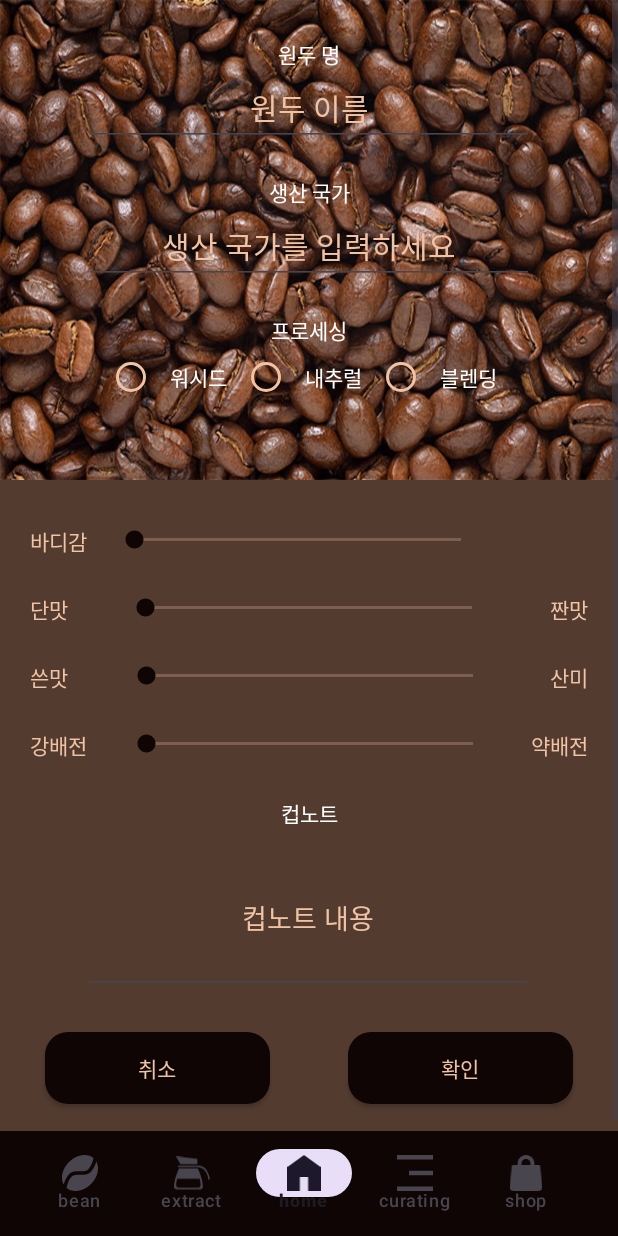
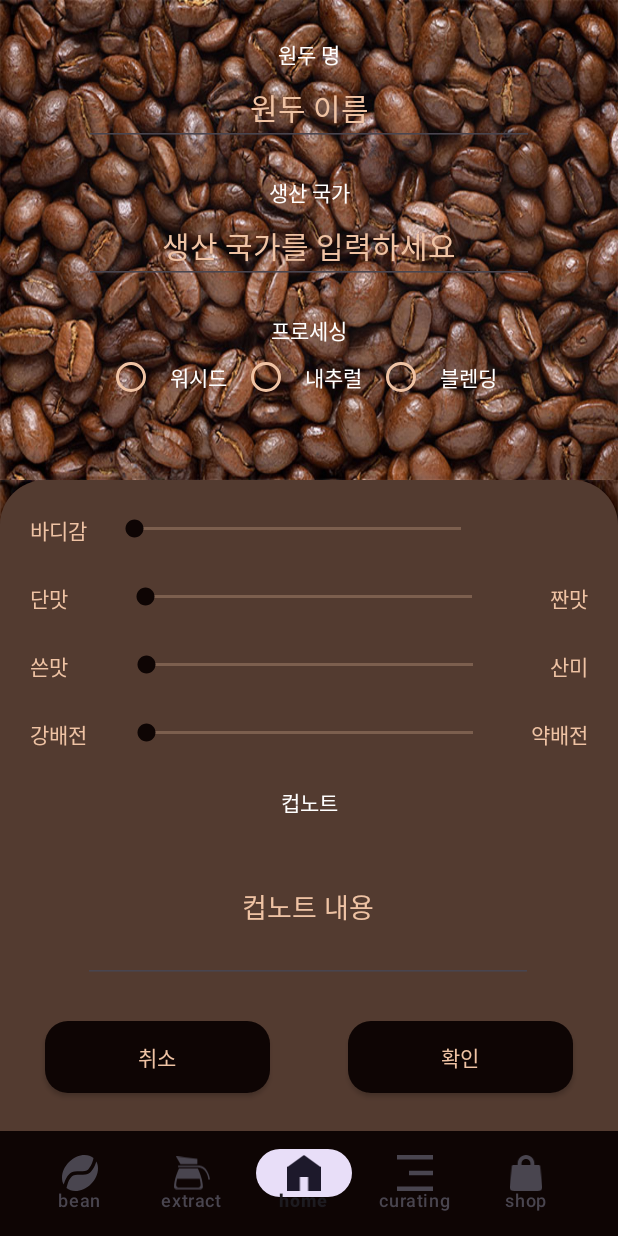
Before and after one commit to 2023-MobileProgramming/HomeRista, an Android app: the fragment BeanEditFragment placed in its activity, on a phone screen of 412 x 824 dp. Run offline under Robolectric (Android 15) with nearby library versions, the phone set to English and light mode, and no system bars; our stand-ins replace androidx.preference.

Commit message:
bean_edit 꽉 안차는 문제 해결

```diff
--- a/app/src/main/res/layout/fragment_bean_edit.xml
+++ b/app/src/main/res/layout/fragment_bean_edit.xml
@@ -4,7 +4,7 @@
     xmlns:tools="http://schemas.android.com/tools"
     android:layout_width="match_parent"
     android:layout_height="match_parent"
-    android:layout_weight="1">
+    android:fillViewport="true">
 
     <LinearLayout
         android:layout_width="match_parent"
@@ -131,7 +131,8 @@
 
         <FrameLayout
             android:layout_width="match_parent"
-            android:layout_height="match_parent">
+            android:layout_height="match_parent"
+            android:background="@drawable/bean_image">
 
             <androidx.constraintlayout.widget.ConstraintLayout
                 android:layout_width="match_parent"
@@ -155,13 +156,11 @@
                     style="@style/BeanSeekBar"
                     android:layout_width="250dp"
                     android:layout_height="20dp"
-                    android:layout_marginTop="30dp"
                     android:layout_marginBottom="25dp"
                     app:layout_constraintBottom_toTopOf="@+id/beanEditSweetSalty"
                     app:layout_constraintEnd_toEndOf="parent"
                     app:layout_constraintHorizontal_bias="0.132"
-                    app:layout_constraintStart_toEndOf="@+id/textView16"
-                    app:layout_constraintTop_toTopOf="parent" />
+                    app:layout_constraintStart_toEndOf="@+id/textView16" />
 
                 <!--            단맛, 짠맛-->
                 <TextView
```
